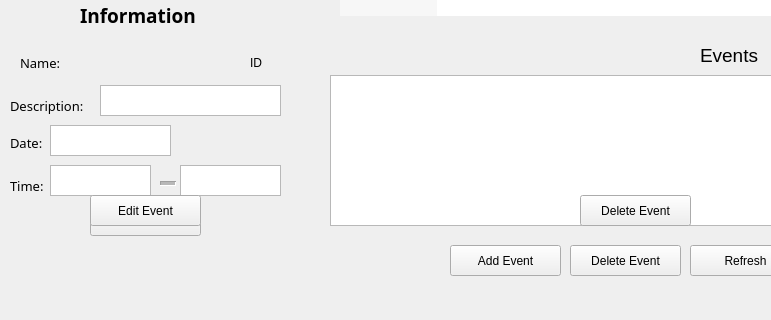
Qt form dashboard.ui (curvySage/Get2gether) before a commit; both pictures show x 0 to 771 and y 425 to 745 of the 1171 by 745 pixel window.
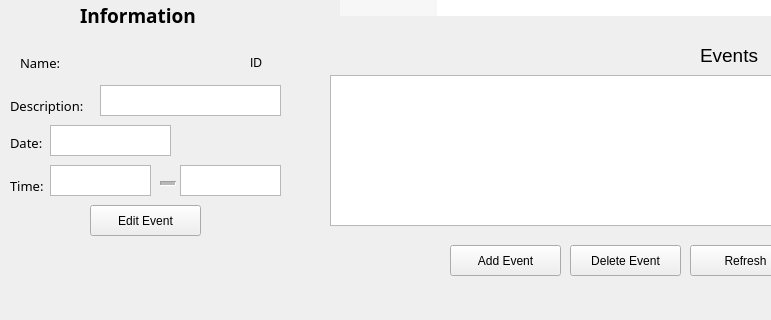
The same form after that commit.

Commit message: Fixed the Dashboard ui to NOT have two edit and delete buttons

The edit to the form file:
```diff
--- a/dashboard.ui
+++ b/dashboard.ui
@@ -352,32 +352,6 @@
     <string/>
    </property>
   </widget>
-  <widget class="QPushButton" name="editEvents">
-   <property name="geometry">
-    <rect>
-     <x>90</x>
-     <y>620</y>
-     <width>111</width>
-     <height>31</height>
-    </rect>
-   </property>
-   <property name="text">
-    <string>Edit Event</string>
-   </property>
-  </widget>
-  <widget class="QPushButton" name="deleteEvents">
-   <property name="geometry">
-    <rect>
-     <x>580</x>
-     <y>620</y>
-     <width>111</width>
-     <height>31</height>
-    </rect>
-   </property>
-   <property name="text">
-    <string>Delete Event</string>
-   </property>
-  </widget>
  </widget>
  <resources/>
  <connections/>
```
Left out of the diff: 2 changed lines with no effect on the pictures.
